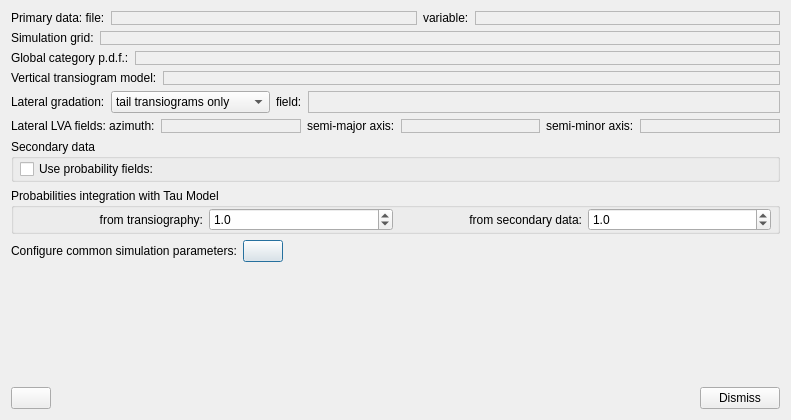
The window that dialogs/mcrfsimdialog.ui (PauloCarvalhoRJ/gammaray) describes before a commit, drawn with Qt 5.
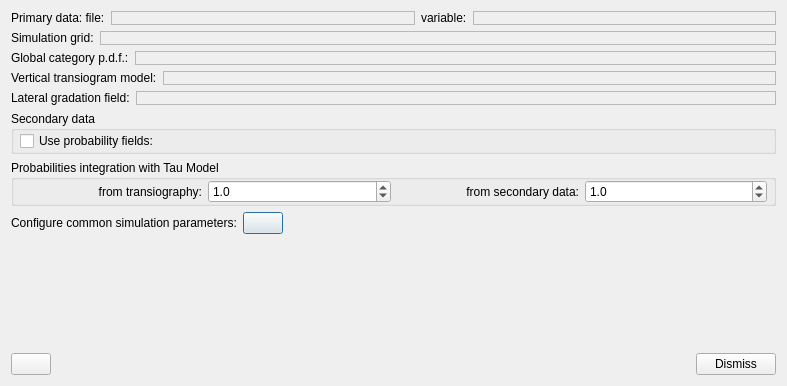
The same window after the commit. Icons and pictures are not drawn.

Commit message: MarkovSim: removed the LVA fields. A gradation field will stablish the correlation between vertical (time) and lateral facies succession.

Patch:
```diff
--- a/dialogs/mcrfsimdialog.ui
+++ b/dialogs/mcrfsimdialog.ui
@@ -6,8 +6,8 @@
    <rect>
     <x>0</x>
     <y>0</y>
-    <width>791</width>
-    <height>420</height>
+    <width>787</width>
+    <height>386</height>
    </rect>
   </property>
   <property name="windowTitle">
@@ -250,44 +250,7 @@
      <item>
       <widget class="QLabel" name="label_5">
        <property name="text">
-        <string>Lateral gradation:</string>
-       </property>
-      </widget>
-     </item>
-     <item>
-      <widget class="QComboBox" name="cmbLateralGradation">
-       <property name="sizePolicy">
-        <sizepolicy hsizetype="Preferred" vsizetype="Fixed">
-         <horstretch>0</horstretch>
-         <verstretch>0</verstretch>
-        </sizepolicy>
-       </property>
-       <item>
-        <property name="text">
-         <string>tail transiograms only</string>
-        </property>
-       </item>
-       <item>
-        <property name="text">
-         <string>head transiograms only</string>
-        </property>
-       </item>
-       <item>
-        <property name="text">
-         <string>tail and head at random</string>
-        </property>
-       </item>
-       <item>
-        <property name="text">
-         <string>use gradational field</string>
-        </property>
-       </item>
-      </widget>
-     </item>
-     <item>
-      <widget class="QLabel" name="label_9">
-       <property name="text">
-        <string>field:</string>
+        <string>Lateral gradation field:</string>
        </property>
       </widget>
      </item>
@@ -323,124 +286,6 @@
      </item>
     </layout>
    </item>
-   <item>
-    <layout class="QHBoxLayout" name="horizontalLayout_11">
-     <property name="topMargin">
-      <number>0</number>
-     </property>
-     <item>
-      <widget class="QLabel" name="label_6">
-       <property name="text">
-        <string>Lateral LVA fields: azimuth:</string>
-       </property>
-      </widget>
-     </item>
-     <item>
-      <widget class="QFrame" name="frmCmbLVAazSelector">
-       <property name="sizePolicy">
-        <sizepolicy hsizetype="Expanding" vsizetype="Preferred">
-         <horstretch>0</horstretch>
-         <verstretch>0</verstretch>
-        </sizepolicy>
-       </property>
-       <property name="frameShape">
-        <enum>QFrame::StyledPanel</enum>
-       </property>
-       <property name="frameShadow">
-        <enum>QFrame::Raised</enum>
-       </property>
-       <layout class="QVBoxLayout" name="verticalLayout_3">
-        <property name="leftMargin">
-         <number>0</number>
-        </property>
-        <property name="topMargin">
-         <number>0</number>
-        </property>
-        <property name="rightMargin">
-         <number>0</number>
-        </property>
-        <property name="bottomMargin">
-         <number>0</number>
-        </property>
-       </layout>
-      </widget>
-     </item>
-     <item>
-      <widget class="QLabel" name="label_7">
-       <property name="text">
-        <string>semi-major axis:</string>
-       </property>
-      </widget>
-     </item>
-     <item>
-      <widget class="QFrame" name="frmCmbLVAmajorSelector">
-       <property name="sizePolicy">
-        <sizepolicy hsizetype="Expanding" vsizetype="Preferred">
-         <horstretch>0</horstretch>
-         <verstretch>0</verstretch>
-        </sizepolicy>
-       </property>
-       <property name="frameShape">
-        <enum>QFrame::StyledPanel</enum>
-       </property>
-       <property name="frameShadow">
-        <enum>QFrame::Raised</enum>
-       </property>
-       <layout class="QVBoxLayout" name="verticalLayout_4">
-        <property name="leftMargin">
-         <number>0</number>
-        </property>
-        <property name="topMargin">
-         <number>0</number>
-        </property>
-        <property name="rightMargin">
-         <number>0</number>
-        </property>
-        <property name="bottomMargin">
-         <number>0</number>
-        </property>
-       </layout>
-      </widget>
-     </item>
-     <item>
-      <widget class="QLabel" name="label_8">
-       <property name="text">
-        <string>semi-minor axis:</string>
-       </property>
-      </widget>
-     </item>
-     <item>
-      <widget class="QFrame" name="frmCmbLVAminorSelector">
-       <property name="sizePolicy">
-        <sizepolicy hsizetype="Expanding" vsizetype="Preferred">
-         <horstretch>0</horstretch>
-         <verstretch>0</verstretch>
-        </sizepolicy>
-       </property>
-       <property name="frameShape">
-        <enum>QFrame::StyledPanel</enum>
-       </property>
-       <property name="frameShadow">
-        <enum>QFrame::Raised</enum>
-       </property>
-       <layout class="QVBoxLayout" name="verticalLayout_5">
-        <property name="leftMargin">
-         <number>0</number>
-        </property>
-        <property name="topMargin">
-         <number>0</number>
-        </property>
-        <property name="rightMargin">
-         <number>0</number>
-        </property>
-        <property name="bottomMargin">
-         <number>0</number>
-        </property>
-       </layout>
-      </widget>
-     </item>
-    </layout>
-   </item>
    <item>
     <widget class="QGroupBox" name="grpBoxSecondaryData">
      <property name="title">
```
Left out of the diff: 16 changed lines with no effect on the pictures. The commit also changes 4 other files.
